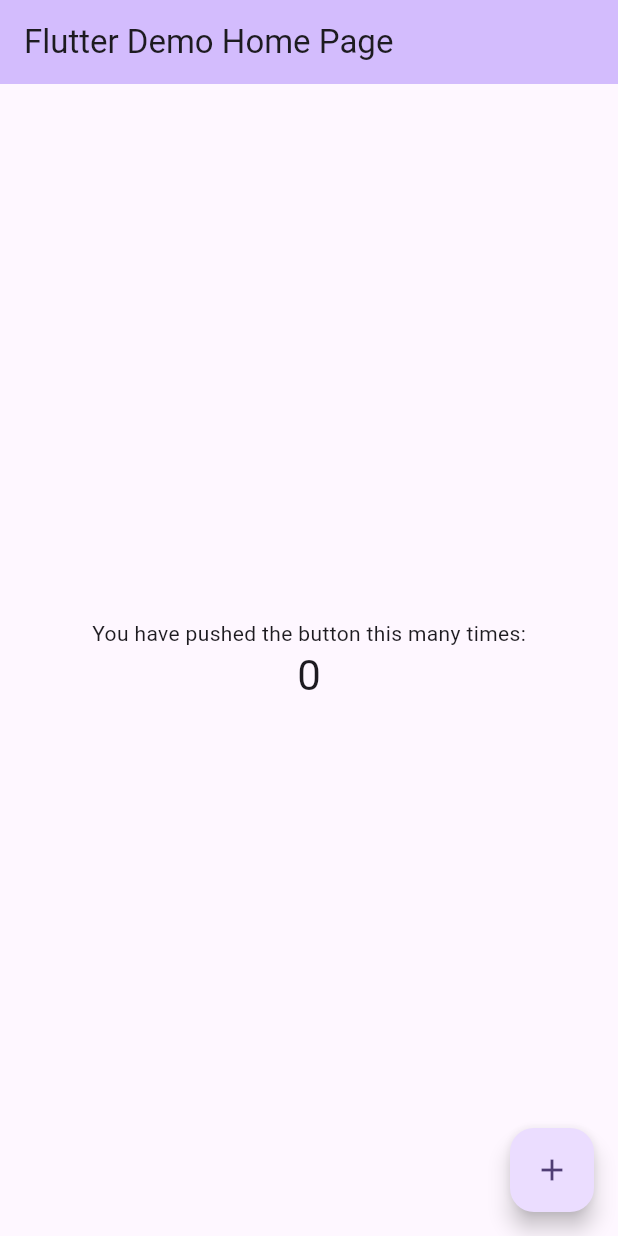
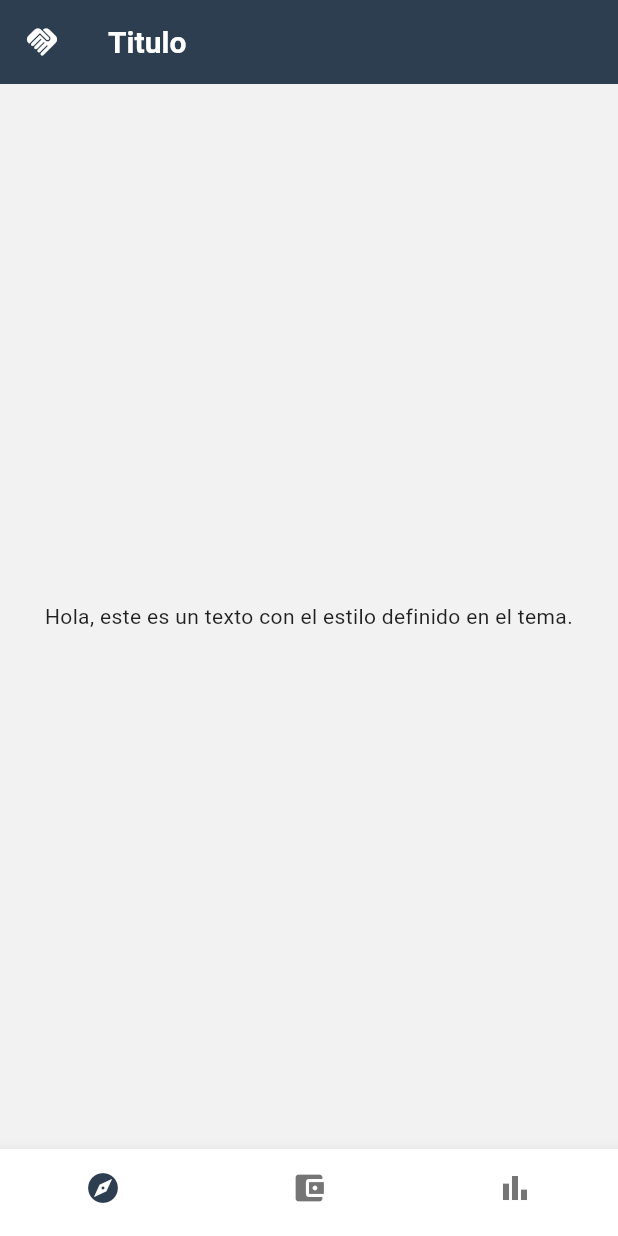
Before and after one commit to DianaCuriel/Neurify, a Flutter app: the screen it shows after launch, on a phone screen of 412 x 824 dp. Run offline on Flutter 3.47's test engine with Material 3 defaults, Android fonts, the phone set to English and light mode, and no system bars.

Commit message:
Montado
Es el montado del appbar y footer para todo

```diff
--- /dev/null
+++ b/lib/Calendario.dart
@@ -0,0 +1,71 @@
+import 'package:flutter/material.dart';
+import 'app_theme.dart';
+
+class Calendario extends StatelessWidget {
+  const Calendario({super.key});
+
+  @override
+  Widget build(BuildContext context) {
+    return Scaffold(
+      appBar: AppBar(
+        leading: const Padding(
+          padding: EdgeInsets.all(8.0),
+          child: Icon(Icons.handshake), // Puedes cambiar por tu logo
+        ),
+        title: const Text("Titulo"),
+      ),
+      body: const Center(
+        child: Text(
+          "Hola, este es un texto con el estilo definido en el tema.",
+          style: AppTheme.bodyStyle,
+          textAlign: TextAlign.center,
+        ),
+      ),
+      bottomNavigationBar: BottomNavigationBar(
+        items: const [
+          BottomNavigationBarItem(icon: Icon(Icons.explore), label: "Explorar"),
+          BottomNavigationBarItem(
+            icon: Icon(Icons.account_balance_wallet),
+            label: "Billetera",
+          ),
+          BottomNavigationBarItem(
+            icon: Icon(Icons.bar_chart),
+            label: "Estadísticas",
+          ),
+        ],
+      ),
+    );
+  }
+}
+
+
+//   @override
+//   Widget build(BuildContext context) {
+
+//     return Scaffold(
+//       appBar: AppBar(
+
+//         backgroundColor: Theme.of(context).colorScheme.inversePrimary,
+//         title: Text(widget.title),
+//       ),
+//       body: Center(
+//         child: Column(
+
+//           mainAxisAlignment: MainAxisAlignment.center,
+//           children: <Widget>[
+//             const Text('You have pushed the button this many times:'),
+//             Text(
+//               '$_counter',
+//               style: Theme.of(context).textTheme.headlineMedium,
+//             ),
+//           ],
+//         ),
+//       ),
+//       floatingActionButton: FloatingActionButton(
+//         onPressed: _incrementCounter,
+//         tooltip: 'Increment',
+//         child: const Icon(Icons.add),
+//       ), // This trailing comma makes auto-formatting nicer for build methods.
+//     );
+//   }
+// }
--- /dev/null
+++ b/lib/app_theme.dart
@@ -0,0 +1,50 @@
+import 'package:flutter/material.dart';
+
+class AppTheme {
+  // 🎨 Paleta de colores
+  static const Color primaryColor = Color(
+    0xFF2C3E50,
+  ); // Azul oscuro (como en tu header)
+  static const Color backgroundColor = Color(0xFFF2F2F2); // Gris claro
+  static const Color accentColor = Colors.black87;
+
+  // 📖 Tipografía
+  static const TextStyle titleStyle = TextStyle(
+    fontSize: 20,
+    fontWeight: FontWeight.bold,
+    color: Colors.white,
+  );
+
+  static const TextStyle sutittleStyle = TextStyle(
+    fontSize: 16,
+    color: primaryColor,
+  );
+
+  static const TextStyle bodyStyle = TextStyle(
+    fontSize: 14,
+    color: Colors.black87,
+  );
+
+  static ThemeData themeData = ThemeData(
+    primaryColor: primaryColor,
+    scaffoldBackgroundColor: backgroundColor,
+    colorScheme: ColorScheme.fromSeed(seedColor: primaryColor),
+    appBarTheme: const AppBarTheme(
+      backgroundColor: primaryColor,
+      elevation: 0,
+      titleTextStyle: titleStyle,
+      iconTheme: IconThemeData(color: Colors.white),
+    ),
+    textTheme: const TextTheme(
+      bodyLarge: bodyStyle,
+      bodyMedium: TextStyle(fontSize: 14, color: Colors.black54),
+    ),
+    bottomNavigationBarTheme: const BottomNavigationBarThemeData(
+      backgroundColor: Colors.white,
+      selectedItemColor: primaryColor,
+      unselectedItemColor: Colors.black54,
+      showSelectedLabels: false,
+      showUnselectedLabels: false,
+    ),
+  );
+}
--- a/lib/main.dart
+++ b/lib/main.dart
@@ -1,4 +1,7 @@
 import 'package:flutter/material.dart';
+import 'package:neurify/Calendario.dart';
+// import 'home_page.dart';
+import 'app_theme.dart';
 
 void main() {
   runApp(const MyApp());
@@ -7,116 +10,13 @@ void main() {
 class MyApp extends StatelessWidget {
   const MyApp({super.key});
 
-  // This widget is the root of your application.
   @override
   Widget build(BuildContext context) {
     return MaterialApp(
-      title: 'Flutter Demo',
-      theme: ThemeData(
-        // This is the theme of your application.
-        //
-        // TRY THIS: Try running your application with "flutter run". You'll see
-        // the application has a purple toolbar. Then, without quitting the app,
-        // try changing the seedColor in the colorScheme below to Colors.green
-        // and then invoke "hot reload" (save your changes or press the "hot
-        // reload" button in a Flutter-supported IDE, or press "r" if you used
-        // the command line to start the app).
-        //
-        // Notice that the counter didn't reset back to zero; the application
-        // state is not lost during the reload. To reset the state, use hot
-        // restart instead.
-        //
-        // This works for code too, not just values: Most code changes can be
-        // tested with just a hot reload.
-        colorScheme: ColorScheme.fromSeed(seedColor: Colors.deepPurple),
-      ),
-      home: const MyHomePage(title: 'Flutter Demo Home Page'),
+      debugShowCheckedModeBanner: false,
+      title: "Mi App",
+      theme: AppTheme.themeData, // 🌟 aquí aplicamos el tema
+      home: const Calendario(),
     );
   }
 }
-
-class MyHomePage extends StatefulWidget {
-  const MyHomePage({super.key, required this.title});
-
-  // This widget is the home page of your application. It is stateful, meaning
-  // that it has a State object (defined below) that contains fields that affect
-  // how it looks.
-
-  // This class is the configuration for the state. It holds the values (in this
-  // case the title) provided by the parent (in this case the App widget) and
-  // used by the build method of the State. Fields in a Widget subclass are
-  // always marked "final".
-
-  final String title;
-
-  @override
-  State<MyHomePage> createState() => _MyHomePageState();
-}
-
-class _MyHomePageState extends State<MyHomePage> {
-  int _counter = 0;
-
-  void _incrementCounter() {
-    setState(() {
-      // This call to setState tells the Flutter framework that something has
-      // changed in this State, which causes it to rerun the build method below
-      // so that the display can reflect the updated values. If we changed
-      // _counter without calling setState(), then the build method would not be
-      // called again, and so nothing would appear to happen.
-      _counter++;
-    });
-  }
-
-  @override
-  Widget build(BuildContext context) {
-    // This method is rerun every time setState is called, for instance as done
-    // by the _incrementCounter method above.
-    //
-    // The Flutter framework has been optimized to make rerunning build methods
-    // fast, so that you can just rebuild anything that needs updating rather
-    // than having to individually change instances of widgets.
-    return Scaffold(
-      appBar: AppBar(
-        // TRY THIS: Try changing the color here to a specific color (to
-        // Colors.amber, perhaps?) and trigger a hot reload to see the AppBar
-        // change color while the other colors stay the same.
-        backgroundColor: Theme.of(context).colorScheme.inversePrimary,
-        // Here we take the value from the MyHomePage object that was created by
-        // the App.build method, and use it to set our appbar title.
-        title: Text(widget.title),
-      ),
-      body: Center(
-        // Center is a layout widget. It takes a single child and positions it
-        // in the middle of the parent.
-        child: Column(
-          // Column is also a layout widget. It takes a list of children and
-          // arranges them vertically. By default, it sizes itself to fit its
-          // children horizontally, and tries to be as tall as its parent.
-          //
-          // Column has various properties to control how it sizes itself and
-          // how it positions its children. Here we use mainAxisAlignment to
-          // center the children vertically; the main axis here is the vertical
-          // axis because Columns are vertical (the cross axis would be
-          // horizontal).
-          //
-          // TRY THIS: Invoke "debug painting" (choose the "Toggle Debug Paint"
-          // action in the IDE, or press "p" in the console), to see the
-          // wireframe for each widget.
-          mainAxisAlignment: MainAxisAlignment.center,
-          children: <Widget>[
-            const Text('You have pushed the button this many times:'),
-            Text(
-              '$_counter',
-              style: Theme.of(context).textTheme.headlineMedium,
-            ),
-          ],
-        ),
-      ),
-      floatingActionButton: FloatingActionButton(
-        onPressed: _incrementCounter,
-        tooltip: 'Increment',
-        child: const Icon(Icons.add),
-      ), // This trailing comma makes auto-formatting nicer for build methods.
-    );
-  }
-}
```
